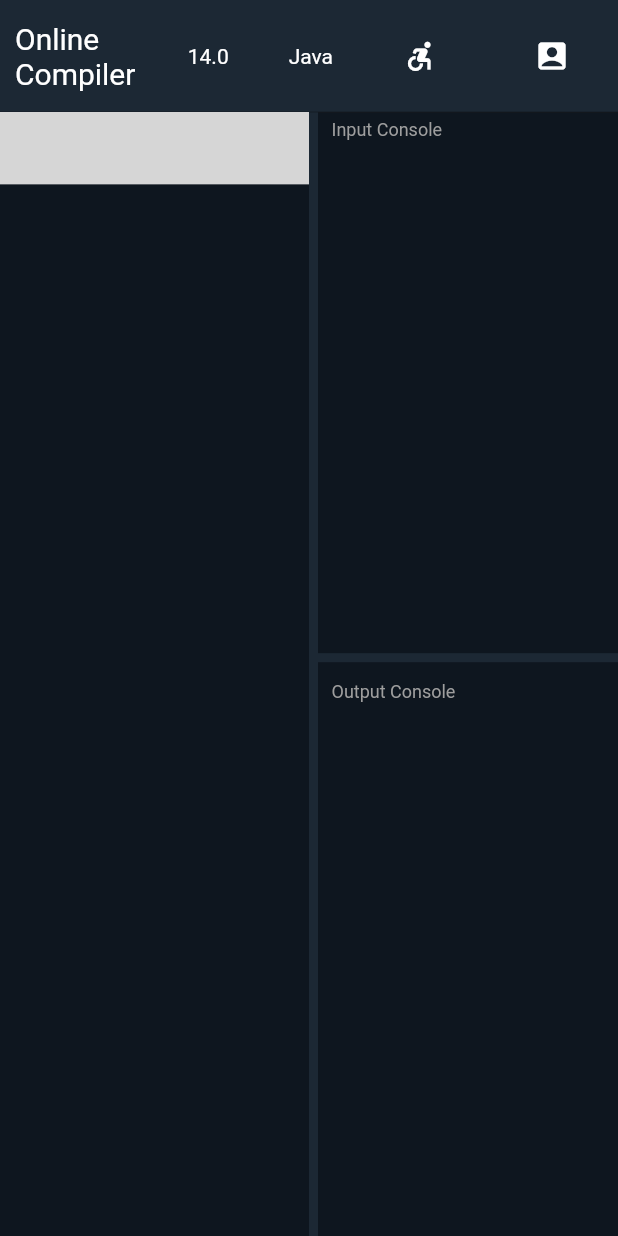
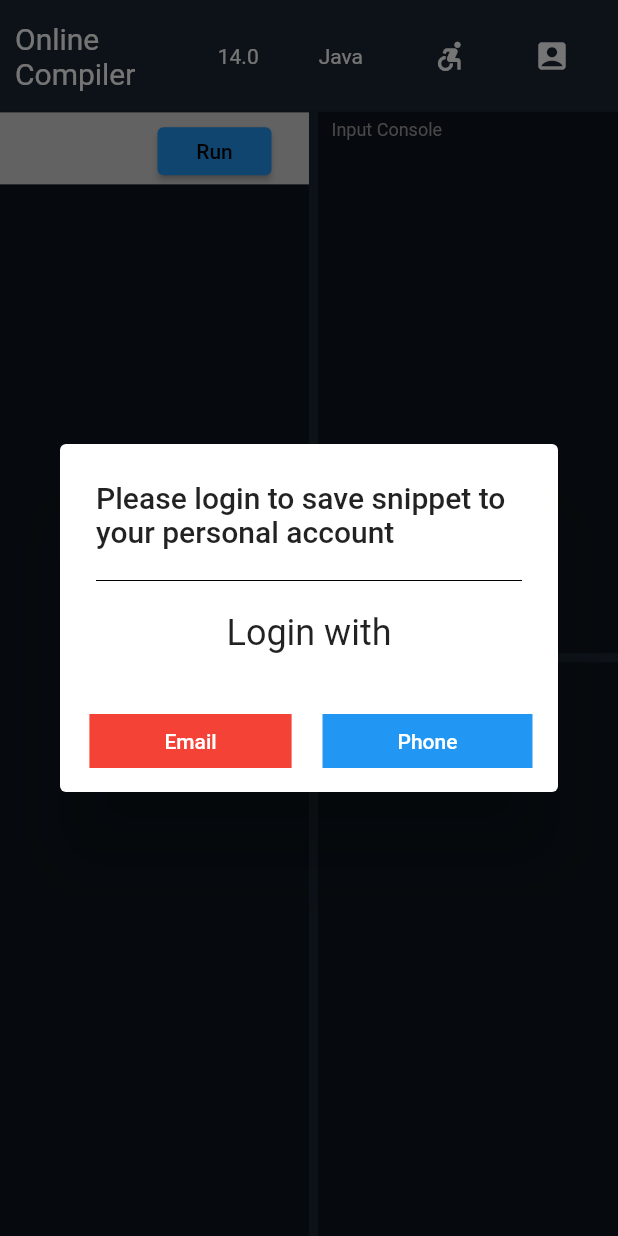
Before and after one commit to elyutin15/IDEKiller, a Flutter app: the screen it shows after launch, after a tap on the "accessible forward" icon, on a phone screen of 412 x 824 dp. Run offline on Flutter 3.47's test engine with Material 2 defaults, Android fonts, the phone set to English and light mode, and no system bars; our stand-ins replace animated_theme_switcher, get, loading_animation_widget, shared_preferences, url_strategy; missing offline and left inert: code_text_field, window_size; grey boxes are pictures that could not be loaded.

Commit message:
Added showDialog when unauthorized user tries to save code

```diff
--- a/front/lib/utils/CompilerClasses/CompilerAppBar.dart
+++ b/front/lib/utils/CompilerClasses/CompilerAppBar.dart
@@ -29,9 +29,6 @@ class CompilerAppBar extends StatelessWidget {
             width: 20,
           ),
           const SaveCodeButton(),
-          const SizedBox(
-            width: 20,
-          ),
           const RegistrationPage(),
         ],
       ),
--- a/front/lib/utils/CompilerClasses/SaveCodeButton.dart
+++ b/front/lib/utils/CompilerClasses/SaveCodeButton.dart
@@ -18,12 +18,75 @@ class SaveCodeButton extends StatelessWidget {
           color: Colors.white,
         ),
         onPressed: () {
+          if (GlobalValues.isRegistered == true) {
             sendRequest();
+          } else {
+            showDialog(
+              context: context,
+              builder: (ctx) => AlertDialog(
+                title: Column(
+                  children: const [
+                    Text(
+                        "Please login to save snippet to your personal account"),
+                    SizedBox(
+                      height: 20,
+                    ),
+                    Divider(
+                      color: Colors.black,
+                      height: 2,
+                    ),
+                  ],
+                ),
+                content: const Text(
+                  "Login with",
+                  textAlign: TextAlign.center,
+                  style: TextStyle(fontSize: 24),
+                ),
+                actions: <Widget>[
+                  Row(
+                    children: [
+                      Expanded(
+                        child: TextButton(
+                          onPressed: () {
+                            Navigator.of(ctx).pop();
+                          },
+                          child: Container(
+                            color: Colors.red,
+                            padding: const EdgeInsets.fromLTRB(50, 10, 50, 10),
+                            child: const Text(
+                              "Email",
+                              style:
+                                  TextStyle(color: Colors.white, fontSize: 14),
+                            ),
+                          ),
+                        ),
+                      ),
+                      Expanded(
+                        child: TextButton(
+                          onPressed: () {
+                            Navigator.of(ctx).pop();
+                          },
+                          child: Container(
+                            color: Colors.blue,
+                            padding: const EdgeInsets.fromLTRB(50, 10, 50, 10),
+                            child: const Text(
+                              "Phone",
+                              style:
+                                  TextStyle(color: Colors.white, fontSize: 14),
+                            ),
+                          ),
+                        ),
+                      ),
+                    ],
+                  ),
+                ],
+              ),
+            );
+          }
         },
       ),
     );
   }
-
 
   Future<void> sendRequest() async {
     var url = 'http://localhost:8080/save';
@@ -42,5 +105,4 @@ class SaveCodeButton extends StatelessWidget {
       debugPrint(response.body);
     });
   }
-
 }
--- a/front/lib/utils/GlobalValues.dart
+++ b/front/lib/utils/GlobalValues.dart
@@ -2,4 +2,5 @@ class GlobalValues {
   static String language = 'C++';
   static double font = 14;
   static String code = "public class Main {\n  public static void main (String[] args) {\n    System.out.println(\"Hello, World\");\n  }\n}";
+  static bool isRegistered = false;
 }
```
Lines whose indentation alone changed are shown as unchanged.
